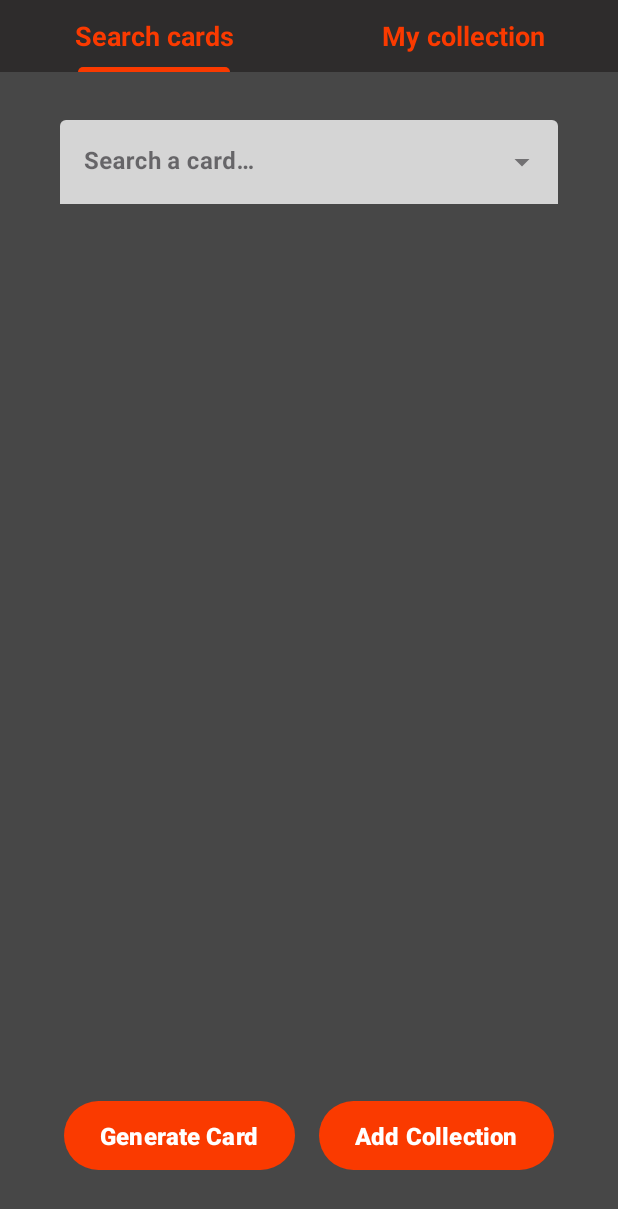
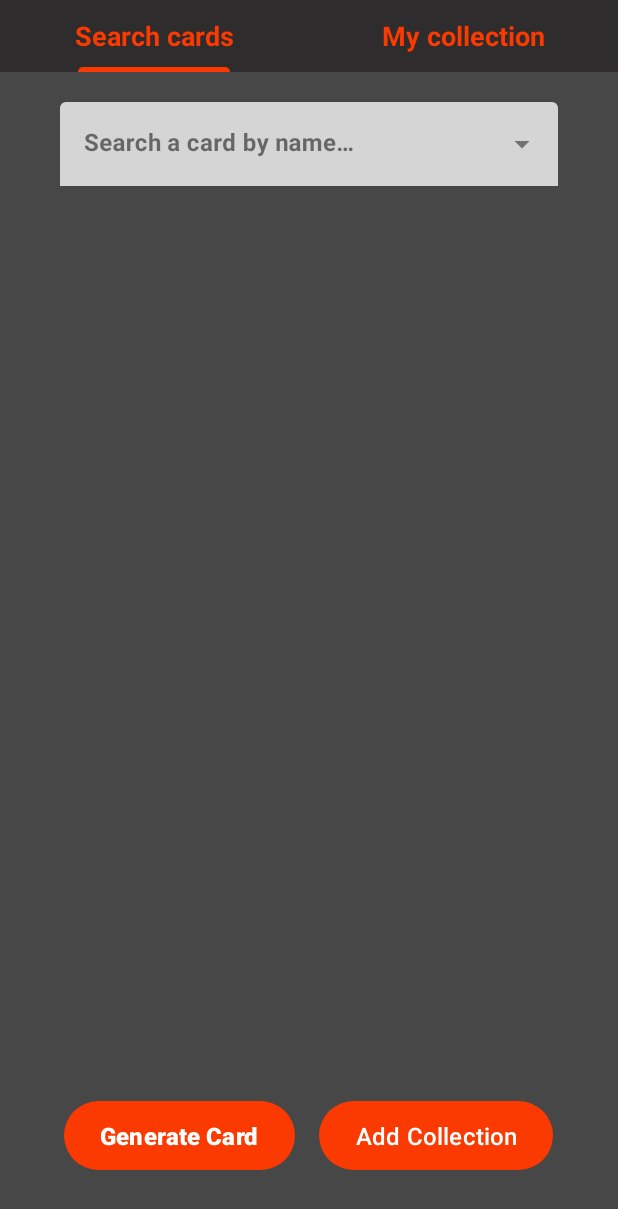
Before and after one commit to acc728/MagicAndroidApp, an Android app: the screen it shows after launch (MainActivity), on a phone screen of 412 x 824 dp. Shown: the top 1209 px of the screen. Run offline under Robolectric (Android 15) with nearby library versions, the phone set to English and light mode, and no system bars.

Commit message:
Dimens and styles definition. Collection list implemented (rv items finished) and Detail created

```diff
--- a/app/src/main/AndroidManifest.xml
+++ b/app/src/main/AndroidManifest.xml
@@ -17,7 +17,9 @@
         tools:targetApi="31">
         <activity
             android:name=".presentation.SplashActivity"
-            android:exported="true">
+            android:screenOrientation="portrait"
+            android:exported="true"
+            android:theme="@style/SplashTheme">
             <intent-filter>
                 <action android:name="android.intent.action.MAIN" />
 
@@ -27,6 +29,7 @@
         <activity
             android:name=".presentation.MainActivity"
             android:exported="false"
+            android:screenOrientation="portrait"
             android:windowSoftInputMode="adjustNothing">
         </activity>
     </application>
--- a/app/src/main/res/layout/fragment_card_search.xml
+++ b/app/src/main/res/layout/fragment_card_search.xml
@@ -8,19 +8,13 @@
     tools:context=".presentation.fragment.CardSearchFragment">
 
     <com.google.android.material.textfield.TextInputLayout
-        android:id="@+id/til_autocomplete"
+        android:id="@+id/til_autocomplete_card_search"
         android:layout_width="match_parent"
         android:layout_height="wrap_content"
         app:layout_constraintTop_toTopOf="parent"
-        android:layout_marginTop="32dp"
-        android:layout_marginHorizontal="40dp"
-        style="@style/Widget.MaterialComponents.TextInputLayout.FilledBox.ExposedDropdownMenu"
-        app:boxBackgroundColor="@color/dirty_white"
-        app:hintTextColor="@color/orange_deep"
-        app:boxStrokeColor="@color/orange_deep"
-        app:boxStrokeWidth="0dp"
-        app:boxStrokeWidthFocused="2dp"
-        app:placeholderTextColor="@color/black">
+        android:layout_marginTop="@dimen/vertical_margin"
+        android:layout_marginHorizontal="@dimen/horizontal_large_margin"
+        style="@style/AutocompleteTextView">
 
         <AutoCompleteTextView
             android:id="@+id/atv_search_card"
@@ -30,7 +24,8 @@
             android:inputType="text"
             android:maxLines="1"
             android:textColor="@color/black"
-            android:textStyle="bold" />
+            android:textStyle="bold"
+            android:imeOptions="actionSearch"/>
 
     </com.google.android.material.textfield.TextInputLayout>
 
@@ -41,7 +36,7 @@
         android:layout_height="0dp"
         app:layout_constraintStart_toStartOf="parent"
         app:layout_constraintEnd_toEndOf="parent"
-        app:layout_constraintTop_toBottomOf="@id/til_autocomplete"
+        app:layout_constraintTop_toBottomOf="@id/til_autocomplete_card_search"
         app:layout_constraintBottom_toTopOf="@id/ll_buttons_card"
         android:layout_margin="20dp"/>
 
@@ -59,7 +54,7 @@
             android:id="@+id/btn_random_card"
             android:layout_width="wrap_content"
             android:layout_height="54dp"
-            android:text="Generate Card"
+            android:text="@string/btn_generate_card"
             android:textStyle="bold"
             android:textSize="16sp"
             android:layout_marginEnd="8dp"/>
@@ -69,7 +64,7 @@
             android:id="@+id/btn_add_collection"
             android:layout_width="wrap_content"
             android:layout_height="54dp"
-            android:text="Add Collection"
+            android:text="@string/btn_add_collection"
             android:layout_marginStart="8dp"/>
 
     </LinearLayout>
--- a/app/src/main/res/navigation/nav_graph.xml
+++ b/app/src/main/res/navigation/nav_graph.xml
@@ -9,4 +9,25 @@
         android:name="com.hiberus.magicandroidapp.presentation.fragment.CardSearchFragment"
         android:label="fragment_card_search"
         tools:layout="@layout/fragment_card_search" />
+
+    <fragment
+        android:id="@+id/collectionFragment"
+        android:name="com.hiberus.magicandroidapp.presentation.fragment.CollectionFragment"
+        android:label="fragment_collection"
+        tools:layout="@layout/fragment_collection">
+        <action
+            android:id="@+id/action_collectionFragment_to_cardDetailFragment"
+            app:destination="@id/cardDetailFragment" />
+    </fragment>
+
+    <fragment
+        android:id="@+id/cardDetailFragment"
+        android:name="com.hiberus.magicandroidapp.presentation.fragment.CardDetailFragment"
+        android:label="fragment_card_detail"
+        tools:layout="@layout/fragment_card_detail">
+
+        <argument
+            android:name="cardId"
+            app:argType="integer" />
+    </fragment>
 </navigation>
--- a/app/src/main/res/values-night/themes.xml
+++ b/app/src/main/res/values-night/themes.xml
@@ -4,7 +4,7 @@
     </style>
 
     <!-- Base application theme. -->
-    <style name="Base.Theme.MagicAndroidApp" parent="Theme.Material3.DayNight.NoActionBar">
+    <style name="Base.Theme.MagicAndroidApp" parent="Theme.Material3.Light.NoActionBar">
         <!-- Customize your dark theme here. -->
         <!-- <item name="colorPrimary">@color/my_dark_primary</item> -->
         <item name="colorPrimaryDark"> @color/deep_black</item>
--- a/app/src/main/res/values/strings.xml
+++ b/app/src/main/res/values/strings.xml
@@ -1,19 +1,22 @@
 <resources>
     <string name="app_name">MagicAndroidApp</string>
 
-    <!-- General -->
-    <string name="search_placeholder">Search a card…</string>
+    <!-- Search Card Fragment -->
+    <string name="search_placeholder">Search a card by name…</string>
+    <string name="filter_placeholder">Filter cards by name…</string>
+
+    <string name="btn_generate_card">Generate Card</string>
+    <string name="btn_add_collection">Add Collection</string>
 
     <!-- TabFragment -->
     <string name="search_cards">Search cards</string>
     <string name="collection_cards">My collection</string>
 
+    <string name="hello_blank_fragment">Hello blank fragment</string>
+
     <!-- Search Card Fragment -->
-    <string name="hello_blank_fragment1">Hello blank fragment1</string>
 
     <!-- Collection Fragment -->
-    <string name="hello_blank_fragment2">Hello blank fragment2</string>
-
 
 
 </resources>
--- a/app/src/main/res/values/styles.xml
+++ b/app/src/main/res/values/styles.xml
@@ -8,6 +8,22 @@
 
     <style name="Text">
         <item name="android:textSize">16sp</item>
+        <item name="android:textColor">@color/white</item>
+    </style>
+
+    <style name="Text.Bold">
+        <item name="android:textSize">16sp</item>
+        <item name="android:textStyle">bold</item>
+        <item name="android:textColor">@color/white</item>
+    </style>
+
+    <style name="AutocompleteTextView" parent="@style/Widget.MaterialComponents.TextInputLayout.FilledBox.ExposedDropdownMenu">
+        <item name="boxBackgroundColor">@color/dirty_white</item>
+        <item name="hintTextColor">@color/orange_deep</item>
+        <item name="boxStrokeColor">@color/orange_deep</item>
+        <item name="boxStrokeWidth">0dp</item>
+        <item name="boxStrokeWidthFocused">2dp</item>
+        <item name="placeholderTextColor">@color/black</item>
         <item name="android:textStyle">bold</item>
         <item name="android:textColor">@color/white</item>
     </style>
--- a/app/src/main/res/values/themes.xml
+++ b/app/src/main/res/values/themes.xml
@@ -1,10 +1,10 @@
 <resources xmlns:tools="http://schemas.android.com/tools">
-    <style name="SplashTheme" parent="Theme.Material3.DayNight.NoActionBar">
-        <item name="android:statusBarColor">@color/white</item>
+    <style name="SplashTheme" parent="Theme.Material3.Light.NoActionBar">
+        <item name="android:statusBarColor">@color/black</item>
     </style>
 
     <!-- Base application theme. -->
-    <style name="Base.Theme.MagicAndroidApp" parent="Theme.Material3.DayNight.NoActionBar">
+    <style name="Base.Theme.MagicAndroidApp" parent="Theme.Material3.Light.NoActionBar">
         <!-- Customize your light theme here. -->
         <!-- <item name="colorPrimary">@color/my_light_primary</item> -->
         <item name="colorPrimaryDark"> @color/deep_black</item>
```
Also changed, not shown: app/src/main/java/com/hiberus/magicandroidapp/model/Card.kt (added, +126 -0 lines), app/src/main/java/com/hiberus/magicandroidapp/presentation/adapter/CardListAdapter.kt (added, +46 -0 lines), app/src/main/java/com/hiberus/magicandroidapp/presentation/fragment/CardDetailFragment.kt (added, +20 -0 lines), app/src/main/java/com/hiberus/magicandroidapp/presentation/fragment/CollectionFragment.kt (+30 -6 lines), app/src/main/res/layout/fragment_card_detail.xml (added, +13 -0 lines), app/src/main/res/layout/fragment_collection.xml (+35 -6 lines), app/src/main/res/layout/row_card_list_item.xml (added, +57 -0 lines), app/src/main/res/values/dimens.xml (added, +19 -0 lines).
